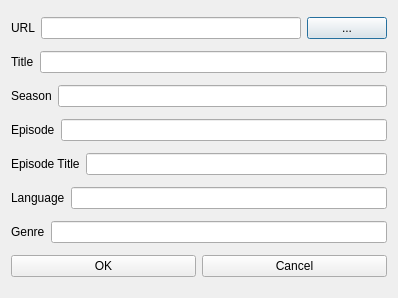
Before: the Qt Designer form addtvdialog.ui in Zakhrov/WebPhonon, drawn with Qt 5.
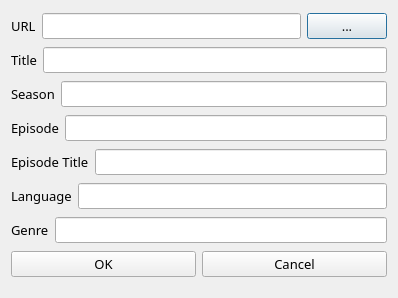
After: the same form once the commit is applied. Icons and pictures are not drawn.

Diff of the .ui file:
```diff
--- a/addtvdialog.ui
+++ b/addtvdialog.ui
@@ -18,16 +18,41 @@
     <layout class="QHBoxLayout" name="horizontalLayout">
      <item>
       <widget class="QLabel" name="label">
+       <property name="font">
+        <font>
+         <family>AR CHRISTY</family>
+         <pointsize>10</pointsize>
+        </font>
+       </property>
        <property name="text">
         <string>URL</string>
        </property>
       </widget>
      </item>
      <item>
-      <widget class="QLineEdit" name="lineEdit"/>
+      <widget class="QLineEdit" name="lineEdit">
+       <property name="font">
+        <font>
+         <family>AR ESSENCE</family>
+         <pointsize>10</pointsize>
+        </font>
+       </property>
+       <property name="styleSheet">
+        <string notr="true">background-color: &quot;white&quot;</string>
+       </property>
+      </widget>
      </item>
      <item>
       <widget class="QPushButton" name="pushButton">
+       <property name="font">
+        <font>
+         <family>AR CHRISTY</family>
+         <pointsize>10</pointsize>
+        </font>
+       </property>
+       <property name="styleSheet">
+        <string notr="true">background-color: &quot;white&quot;</string>
+       </property>
        <property name="text">
         <string>...</string>
        </property>
@@ -39,13 +64,29 @@
     <layout class="QHBoxLayout" name="horizontalLayout_2">
      <item>
       <widget class="QLabel" name="label_2">
+       <property name="font">
+        <font>
+         <family>AR CHRISTY</family>
+         <pointsize>10</pointsize>
+        </font>
+       </property>
        <property name="text">
         <string>Title</string>
        </property>
       </widget>
      </item>
      <item>
-      <widget class="QLineEdit" name="lineEdit_2"/>
+      <widget class="QLineEdit" name="lineEdit_2">
+       <property name="font">
+        <font>
+         <family>AR ESSENCE</family>
+         <pointsize>10</pointsize>
+        </font>
+       </property>
+       <property name="styleSheet">
+        <string notr="true">background-color: &quot;white&quot;</string>
+       </property>
+      </widget>
      </item>
     </layout>
    </item>
@@ -53,13 +94,29 @@
     <layout class="QHBoxLayout" name="horizontalLayout_3">
      <item>
       <widget class="QLabel" name="label_3">
+       <property name="font">
+        <font>
+         <family>AR CHRISTY</family>
+         <pointsize>10</pointsize>
+        </font>
+       </property>
        <property name="text">
         <string>Season</string>
        </property>
       </widget>
      </item>
      <item>
-      <widget class="QLineEdit" name="lineEdit_3"/>
+      <widget class="QLineEdit" name="lineEdit_3">
+       <property name="font">
+        <font>
+         <family>AR CHRISTY</family>
+         <pointsize>10</pointsize>
+        </font>
+       </property>
+       <property name="styleSheet">
+        <string notr="true">background-color: &quot;white&quot;</string>
+       </property>
+      </widget>
      </item>
     </layout>
    </item>
@@ -67,13 +124,29 @@
     <layout class="QHBoxLayout" name="horizontalLayout_4">
      <item>
       <widget class="QLabel" name="label_4">
+       <property name="font">
+        <font>
+         <family>AR CHRISTY</family>
+         <pointsize>10</pointsize>
+        </font>
+       </property>
        <property name="text">
         <string>Episode</string>
        </property>
       </widget>
      </item>
      <item>
-      <widget class="QLineEdit" name="lineEdit_4"/>
+      <widget class="QLineEdit" name="lineEdit_4">
+       <property name="font">
+        <font>
+         <family>AR ESSENCE</family>
+         <pointsize>10</pointsize>
+        </font>
+       </property>
+       <property name="styleSheet">
+        <string notr="true">background-color: &quot;white&quot;</string>
+       </property>
+      </widget>
      </item>
     </layout>
    </item>
@@ -81,13 +154,29 @@
     <layout class="QHBoxLayout" name="horizontalLayout_5">
      <item>
       <widget class="QLabel" name="label_5">
+       <property name="font">
+        <font>
+         <family>AR CHRISTY</family>
+         <pointsize>10</pointsize>
+        </font>
+       </property>
        <property name="text">
         <string>Episode Title</string>
        </property>
       </widget>
      </item>
      <item>
-      <widget class="QLineEdit" name="lineEdit_5"/>
+      <widget class="QLineEdit" name="lineEdit_5">
+       <property name="font">
+        <font>
+         <family>AR ESSENCE</family>
+         <pointsize>10</pointsize>
+        </font>
+       </property>
+       <property name="styleSheet">
+        <string notr="true">background-color: &quot;white&quot;</string>
+       </property>
+      </widget>
      </item>
     </layout>
    </item>
@@ -95,13 +184,29 @@
     <layout class="QHBoxLayout" name="horizontalLayout_6">
      <item>
       <widget class="QLabel" name="label_6">
+       <property name="font">
+        <font>
+         <family>AR CHRISTY</family>
+         <pointsize>10</pointsize>
+        </font>
+       </property>
        <property name="text">
         <string>Language</string>
        </property>
       </widget>
      </item>
      <item>
-      <widget class="QLineEdit" name="lineEdit_6"/>
+      <widget class="QLineEdit" name="lineEdit_6">
+       <property name="font">
+        <font>
+         <family>AR ESSENCE</family>
+         <pointsize>10</pointsize>
+        </font>
+       </property>
+       <property name="styleSheet">
+        <string notr="true">background-color: &quot;white&quot;</string>
+       </property>
+      </widget>
      </item>
     </layout>
    </item>
@@ -109,13 +214,29 @@
     <layout class="QHBoxLayout" name="horizontalLayout_7">
      <item>
       <widget class="QLabel" name="label_7">
+       <property name="font">
+        <font>
+         <family>AR CHRISTY</family>
+         <pointsize>10</pointsize>
+        </font>
+       </property>
        <property name="text">
         <string>Genre</string>
        </property>
       </widget>
      </item>
      <item>
-      <widget class="QLineEdit" name="lineEdit_7"/>
+      <widget class="QLineEdit" name="lineEdit_7">
+       <property name="font">
+        <font>
+         <family>AR ESSENCE</family>
+         <pointsize>10</pointsize>
+        </font>
+       </property>
+       <property name="styleSheet">
+        <string notr="true">background-color: &quot;white&quot;</string>
+       </property>
+      </widget>
      </item>
     </layout>
    </item>
@@ -123,6 +244,15 @@
     <layout class="QHBoxLayout" name="horizontalLayout_8">
      <item>
       <widget class="QPushButton" name="pushButton_2">
+       <property name="font">
+        <font>
+         <family>AR CHRISTY</family>
+         <pointsize>10</pointsize>
+        </font>
+       </property>
+       <property name="styleSheet">
+        <string notr="true">background-color: &quot;white&quot;</string>
+       </property>
        <property name="text">
         <string>OK</string>
        </property>
@@ -130,6 +260,15 @@
      </item>
      <item>
       <widget class="QPushButton" name="pushButton_3">
+       <property name="font">
+        <font>
+         <family>AR CHRISTY</family>
+         <pointsize>10</pointsize>
+        </font>
+       </property>
+       <property name="styleSheet">
+        <string notr="true">background-color: &quot;white&quot;</string>
+       </property>
        <property name="text">
         <string>Cancel</string>
        </property>
```
Left out of the diff: 8 changed lines with no effect on the pictures.
